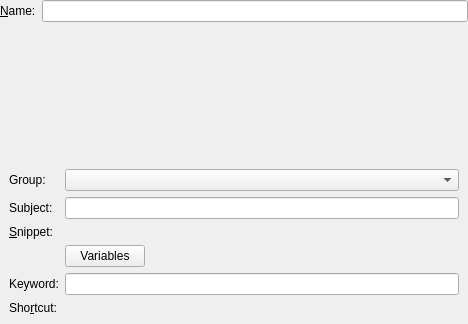
Above: src/snippets/ui/snippetwidget.ui from KDE/mailcommon before the change. Below: the same form after it.
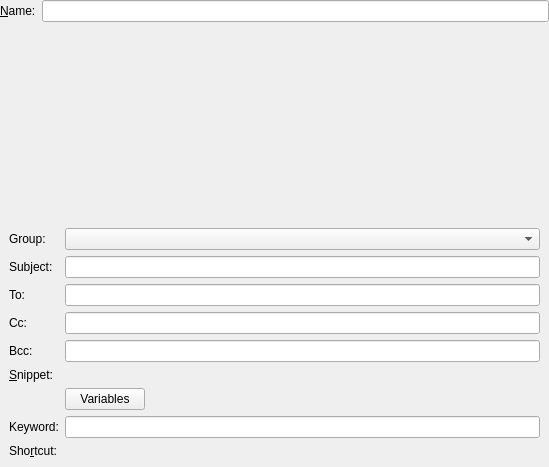
That is the form after the change. Custom widgets are drawn as their Qt base class.

The edit to the form file:
```diff
--- a/src/snippets/ui/snippetwidget.ui
+++ b/src/snippets/ui/snippetwidget.ui
@@ -6,8 +6,8 @@
    <rect>
     <x>0</x>
     <y>0</y>
-    <width>468</width>
-    <height>324</height>
+    <width>549</width>
+    <height>467</height>
    </rect>
   </property>
   <layout class="QVBoxLayout" name="verticalLayout">
@@ -46,20 +46,27 @@
    <item>
     <widget class="QWidget" name="groupWidget" native="true">
      <layout class="QGridLayout" name="gridLayout">
-      <item row="9" column="0">
-       <widget class="QLabel" name="keyWidgetLabel">
+      <item row="2" column="0">
+       <widget class="QLabel" name="label_2">
         <property name="text">
-         <string>Sho&amp;rtcut:</string>
+         <string>Subject:</string>
         </property>
-        <property name="wordWrap">
-         <bool>false</bool>
+       </widget>
+      </item>
+      <item row="11" column="1" colspan="2">
+       <widget class="KKeySequenceWidget" name="keyWidget">
+        <property name="sizePolicy">
+         <sizepolicy hsizetype="Preferred" vsizetype="Preferred">
+          <horstretch>0</horstretch>
+          <verstretch>0</verstretch>
+         </sizepolicy>
         </property>
-        <property name="buddy">
-         <cstring>keyWidget</cstring>
-        </property>
        </widget>
       </item>
-      <item row="8" column="1" colspan="2">
+      <item row="1" column="1" colspan="2">
+       <widget class="KComboBox" name="groupBox"/>
+      </item>
+      <item row="10" column="1" colspan="2">
        <widget class="KLineEdit" name="keyword">
         <property name="urlDropsEnabled">
          <bool>false</bool>
@@ -72,7 +79,44 @@
         </property>
        </widget>
       </item>
-      <item row="5" column="2">
+      <item row="7" column="1">
+       <widget class="QPushButton" name="pushButtonVariables">
+        <property name="text">
+         <string>Variables</string>
+        </property>
+       </widget>
+      </item>
+      <item row="2" column="1" colspan="2">
+       <widget class="KLineEdit" name="subject">
+        <property name="clearButtonEnabled">
+         <bool>true</bool>
+        </property>
+        <property name="urlDropsEnabled">
+         <bool>false</bool>
+        </property>
+        <property name="trapEnterKeyEvent" stdset="0">
+         <bool>true</bool>
+        </property>
+       </widget>
+      </item>
+      <item row="3" column="0">
+       <widget class="QLabel" name="label_3">
+        <property name="text">
+         <string>To:</string>
+        </property>
+       </widget>
+      </item>
+      <item row="6" column="1" colspan="2">
+       <widget class="KPIMTextEdit::PlainTextEditorWidget" name="snippetText">
+        <property name="font">
+         <font>
+          <family>Courier</family>
+          <pointsize>11</pointsize>
+         </font>
+        </property>
+       </widget>
+      </item>
+      <item row="7" column="2">
        <spacer name="horizontalSpacer">
         <property name="orientation">
          <enum>Qt::Horizontal</enum>
@@ -85,13 +129,30 @@
         </property>
        </spacer>
       </item>
-      <item row="4" column="1" colspan="2">
-       <widget class="KPIMTextEdit::PlainTextEditorWidget" name="snippetText">
-        <property name="font">
-         <font>
-          <family>Courier</family>
-          <pointsize>11</pointsize>
-         </font>
+      <item row="10" column="0">
+       <widget class="QLabel" name="label">
+        <property name="text">
+         <string>Keyword:</string>
+        </property>
+       </widget>
+      </item>
+      <item row="4" column="0">
+       <widget class="QLabel" name="label_4">
+        <property name="text">
+         <string>Cc:</string>
+        </property>
+       </widget>
+      </item>
+      <item row="11" column="0">
+       <widget class="QLabel" name="keyWidgetLabel">
+        <property name="text">
+         <string>Sho&amp;rtcut:</string>
+        </property>
+        <property name="wordWrap">
+         <bool>false</bool>
+        </property>
+        <property name="buddy">
+         <cstring>keyWidget</cstring>
         </property>
        </widget>
       </item>
@@ -105,7 +166,7 @@
         </property>
        </widget>
       </item>
-      <item row="4" column="0">
+      <item row="6" column="0">
        <widget class="QLabel" name="textLabel">
         <property name="text">
          <string>&amp;Snippet:</string>
@@ -121,51 +182,32 @@
         </property>
        </widget>
       </item>
-      <item row="1" column="1" colspan="2">
-       <widget class="KComboBox" name="groupBox"/>
-      </item>
-      <item row="9" column="1" colspan="2">
-       <widget class="KKeySequenceWidget" name="keyWidget">
-        <property name="sizePolicy">
-         <sizepolicy hsizetype="Preferred" vsizetype="Preferred">
-          <horstretch>0</horstretch>
-          <verstretch>0</verstretch>
-         </sizepolicy>
+      <item row="3" column="1" colspan="2">
+       <widget class="QLineEdit" name="to">
+        <property name="clearButtonEnabled">
+         <bool>true</bool>
         </property>
        </widget>
       </item>
-      <item row="8" column="0">
-       <widget class="QLabel" name="label">
+      <item row="5" column="0">
+       <widget class="QLabel" name="label_5">
         <property name="text">
-         <string>Keyword:</string>
+         <string>Bcc:</string>
         </property>
        </widget>
       </item>
-      <item row="5" column="1">
-       <widget class="QPushButton" name="pushButtonVariables">
-        <property name="text">
-         <string>Variables</string>
+      <item row="5" column="1" colspan="2">
+       <widget class="QLineEdit" name="bcc">
+        <property name="clearButtonEnabled">
+         <bool>true</bool>
         </property>
        </widget>
       </item>
-      <item row="2" column="0">
-       <widget class="QLabel" name="label_2">
-        <property name="text">
-         <string>Subject:</string>
-        </property>
-       </widget>
-      </item>
-      <item row="2" column="1" colspan="2">
-       <widget class="KLineEdit" name="subject">
+      <item row="4" column="1" colspan="2">
+       <widget class="QLineEdit" name="cc">
         <property name="clearButtonEnabled">
          <bool>true</bool>
         </property>
-        <property name="urlDropsEnabled">
-         <bool>false</bool>
-        </property>
-        <property name="trapEnterKeyEvent" stdset="0">
-         <bool>true</bool>
-        </property>
        </widget>
       </item>
      </layout>
```
